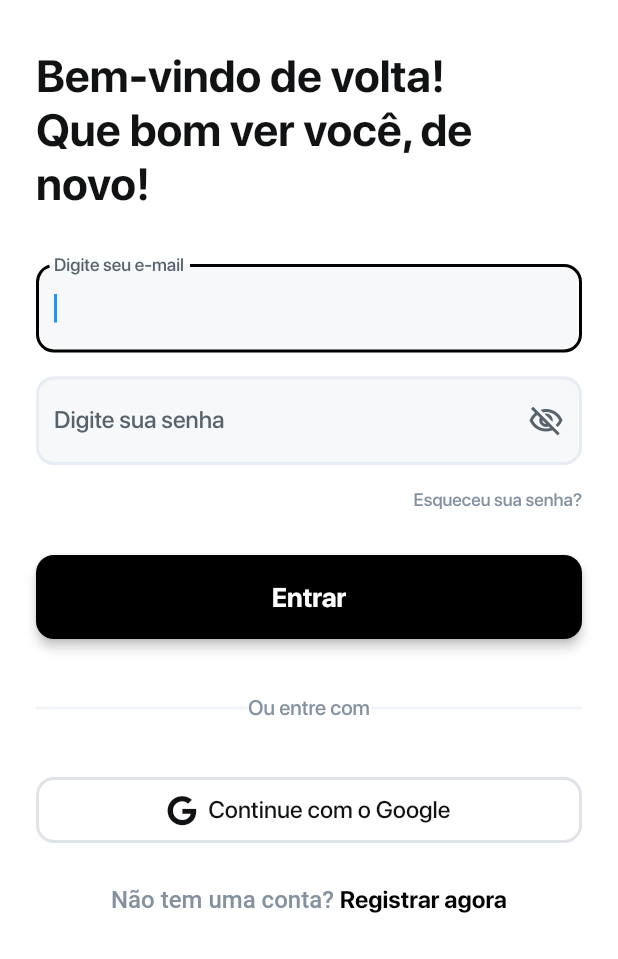
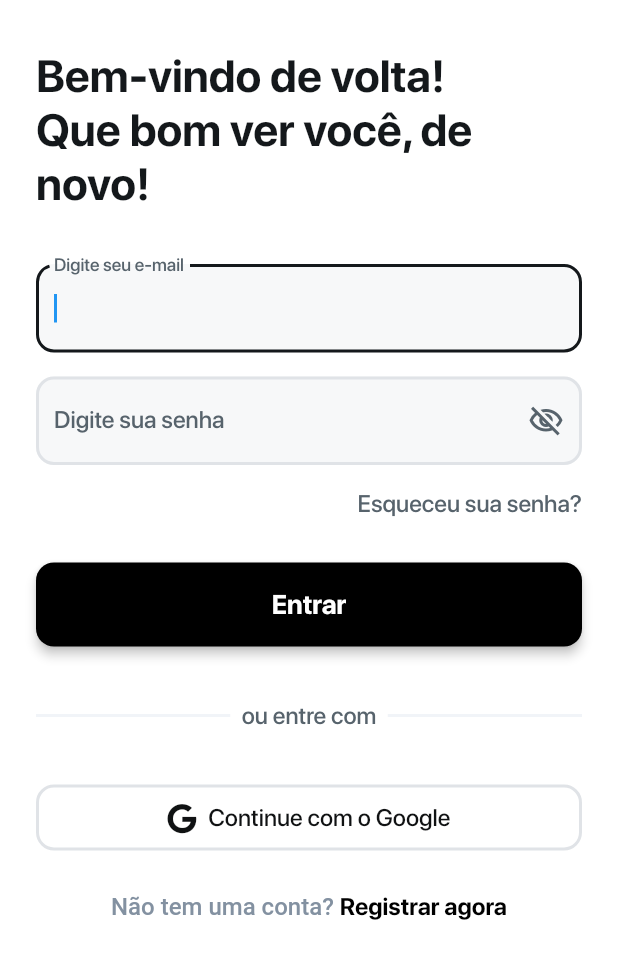
Before and after one commit to brunocrz/finapp, a Flutter app: the screen it shows once a user with an empty profile is signed in, on a phone screen of 412 x 824 dp. Shown: the top 959 px of the screen. Run offline on Flutter 3.47's test engine with Material 2 defaults, Android fonts, the phone set to English and light mode, and no system bars; drawn by our look-alikes of auto_size_text; our stand-ins replace cloud_firestore, firebase_auth, firebase_core, font_awesome_flutter, from_css_color, go_router and 8 more; missing offline and left inert: json_path; accounts and stored records are empty; project files that could hold a hidden picture were left out.

Commit message:
Updating to latest FlutterFlow output.

```diff
--- a/lib/pages/login/login_widget.dart
+++ b/lib/pages/login/login_widget.dart
@@ -106,14 +106,12 @@ class _LoginWidgetState extends State<LoginWidget> {
                                         0.0, 0.0, 0.0, 36.0),
                                     child: Text(
                                       'Bem-vindo de volta! \nQue bom ver você, de novo!',
-                                      style: FlutterFlowTheme.of(context)
-                                          .headlineLarge
-                                          .override(
+                                      style: TextStyle(
                                         fontFamily: 'SF Pro Display',
-                                            color: Color(0xFF101213),
+                                        color: FlutterFlowTheme.of(context)
+                                            .primaryText,
+                                        fontWeight: FontWeight.bold,
                                         fontSize: 30.0,
-                                            fontWeight: FontWeight.bold,
-                                            useGoogleFonts: false,
                                       ),
                                     ),
                                   ),
@@ -130,20 +128,18 @@ class _LoginWidgetState extends State<LoginWidget> {
                                         obscureText: false,
                                         decoration: InputDecoration(
                                           labelText: 'Digite seu e-mail',
-                                          labelStyle:
-                                              FlutterFlowTheme.of(context)
-                                                  .labelLarge
-                                                  .override(
-                                                    fontFamily:
-                                                        'SF Pro Display',
-                                                    color: Color(0xFF57636C),
+                                          labelStyle: TextStyle(
+                                            fontFamily: 'SF Pro Display',
+                                            color: FlutterFlowTheme.of(context)
+                                                .secondaryText,
+                                            fontWeight: FontWeight.w500,
                                             fontSize: 16.0,
-                                                    fontWeight: FontWeight.w500,
-                                                    useGoogleFonts: false,
                                           ),
                                           enabledBorder: OutlineInputBorder(
                                             borderSide: BorderSide(
-                                              color: Color(0xFFE8ECF4),
+                                              color:
+                                                  FlutterFlowTheme.of(context)
+                                                      .alternate,
                                               width: 2.0,
                                             ),
                                             borderRadius:
@@ -151,7 +147,9 @@ class _LoginWidgetState extends State<LoginWidget> {
                                           ),
                                           focusedBorder: OutlineInputBorder(
                                             borderSide: BorderSide(
-                                              color: Colors.black,
+                                              color:
+                                                  FlutterFlowTheme.of(context)
+                                                      .primaryText,
                                               width: 2.0,
                                             ),
                                             borderRadius:
@@ -181,14 +179,12 @@ class _LoginWidgetState extends State<LoginWidget> {
                                           filled: true,
                                           fillColor: Color(0xFFF7F8F9),
                                         ),
-                                        style: FlutterFlowTheme.of(context)
-                                            .bodyLarge
-                                            .override(
+                                        style: TextStyle(
                                           fontFamily: 'SF Pro Display',
-                                              color: Color(0xFF101213),
+                                          color: FlutterFlowTheme.of(context)
+                                              .primaryText,
+                                          fontWeight: FontWeight.w500,
                                           fontSize: 16.0,
-                                              fontWeight: FontWeight.w500,
-                                              useGoogleFonts: false,
                                         ),
                                         keyboardType:
                                             TextInputType.emailAddress,
@@ -210,20 +206,18 @@ class _LoginWidgetState extends State<LoginWidget> {
                                         obscureText: !_model.passwordVisibility,
                                         decoration: InputDecoration(
                                           labelText: 'Digite sua senha',
-                                          labelStyle:
-                                              FlutterFlowTheme.of(context)
-                                                  .labelLarge
-                                                  .override(
-                                                    fontFamily:
-                                                        'SF Pro Display',
-                                                    color: Color(0xFF57636C),
+                                          labelStyle: TextStyle(
+                                            fontFamily: 'SF Pro Display',
+                                            color: FlutterFlowTheme.of(context)
+                                                .secondaryText,
+                                            fontWeight: FontWeight.w500,
                                             fontSize: 16.0,
-                                                    fontWeight: FontWeight.w500,
-                                                    useGoogleFonts: false,
                                           ),
                                           enabledBorder: OutlineInputBorder(
                                             borderSide: BorderSide(
-                                              color: Color(0xFFE8ECF4),
+                                              color:
+                                                  FlutterFlowTheme.of(context)
+                                                      .alternate,
                                               width: 2.0,
                                             ),
                                             borderRadius:
@@ -231,7 +225,9 @@ class _LoginWidgetState extends State<LoginWidget> {
                                           ),
                                           focusedBorder: OutlineInputBorder(
                                             borderSide: BorderSide(
-                                              color: Colors.black,
+                                              color:
+                                                  FlutterFlowTheme.of(context)
+                                                      .primaryText,
                                               width: 2.0,
                                             ),
                                             borderRadius:
@@ -277,14 +273,12 @@ class _LoginWidgetState extends State<LoginWidget> {
                                             ),
                                           ),
                                         ),
-                                        style: FlutterFlowTheme.of(context)
-                                            .bodyLarge
-                                            .override(
+                                        style: TextStyle(
                                           fontFamily: 'SF Pro Display',
-                                              color: Color(0xFF101213),
+                                          color: FlutterFlowTheme.of(context)
+                                              .primaryText,
+                                          fontWeight: FontWeight.w500,
                                           fontSize: 16.0,
-                                              fontWeight: FontWeight.w500,
-                                              useGoogleFonts: false,
                                         ),
                                         validator: _model
                                             .passwordControllerValidator
@@ -300,13 +294,12 @@ class _LoginWidgetState extends State<LoginWidget> {
                                       child: Text(
                                         'Esqueceu sua senha?',
                                         textAlign: TextAlign.start,
-                                        style: FlutterFlowTheme.of(context)
-                                            .bodyMedium
-                                            .override(
+                                        style: TextStyle(
                                           fontFamily: 'SF Pro Display',
-                                              color: Color(0xFF8391A1),
+                                          color: FlutterFlowTheme.of(context)
+                                              .secondaryText,
                                           fontWeight: FontWeight.w500,
-                                              useGoogleFonts: false,
+                                          fontSize: 16.0,
                                         ),
                                       ),
                                     ),
@@ -389,7 +382,7 @@ class _LoginWidgetState extends State<LoginWidget> {
                                             alignment:
                                                 AlignmentDirectional(0.0, 0.0),
                                             child: Container(
-                                              width: 82.0,
+                                              width: 105.0,
                                               height: 32.0,
                                               decoration: BoxDecoration(
                                                 color: Colors.white,
@@ -397,19 +390,14 @@ class _LoginWidgetState extends State<LoginWidget> {
                                               alignment: AlignmentDirectional(
                                                   0.0, 0.0),
                                               child: Text(
-                                                'Ou entre com',
-                                                style:
-                                                    FlutterFlowTheme.of(context)
-                                                        .labelMedium
-                                                        .override(
-                                                          fontFamily:
-                                                              'SF Pro Display',
-                                                          color:
-                                                              Color(0xFF8391A1),
-                                                          fontSize: 14.0,
-                                                          fontWeight:
-                                                              FontWeight.w500,
-                                                          useGoogleFonts: false,
+                                                'ou entre com',
+                                                style: TextStyle(
+                                                  fontFamily: 'SF Pro Display',
+                                                  color: FlutterFlowTheme.of(
+                                                          context)
+                                                      .secondaryText,
+                                                  fontWeight: FontWeight.w500,
+                                                  fontSize: 16.0,
                                                 ),
                                               ),
                                             ),
```
Also changed, not shown: lib/pages/cadastro/cadastro_widget.dart (+57 -48 lines). Lines whose indentation alone changed are shown as unchanged.
